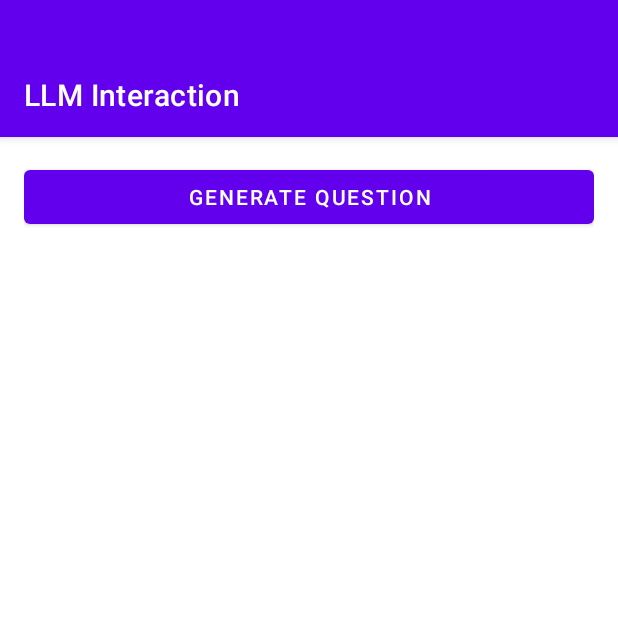
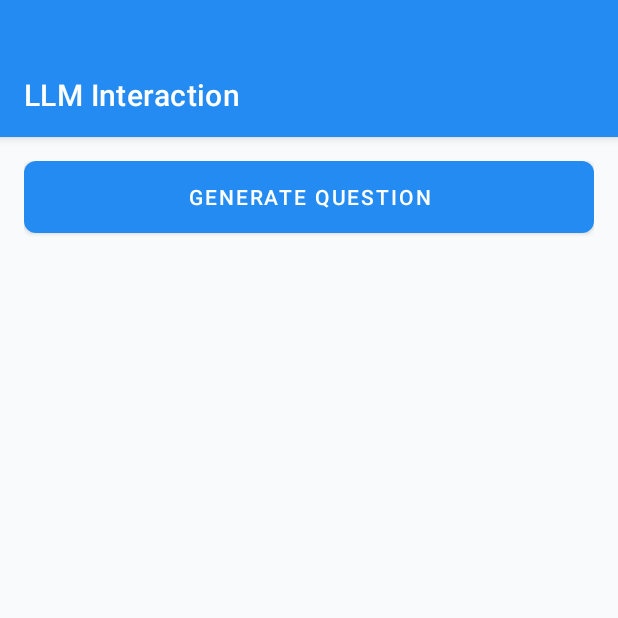
Before and after one commit to johnnie2701/smartlearning, an Android app: the fragment QuizFragment placed in its activity, on a phone screen of 412 x 824 dp, the top half of it. Run offline under Robolectric (Android 15) with nearby library versions, the phone set to English and light mode, and no system bars; 1 statement that could not run was skipped.

Commit message:
feat: updated theme, added resources

```diff
--- a/app/src/main/res/layout/activity_file_list.xml
+++ b/app/src/main/res/layout/activity_file_list.xml
@@ -21,10 +21,10 @@
                 android:id="@+id/toolbar_file_list"
                 android:layout_width="match_parent"
                 android:layout_height="?attr/actionBarSize"
-                android:background="?attr/colorPrimary"
+                android:background="@color/primary_blue"
                 app:title="Select a lesson"
                 app:titleTextColor="@android:color/white"
-                app:theme="@style/ToolbarTheme.WhiteText"/>
+                app:theme="@style/ToolbarTheme.BlueBackground"/>
 
         </com.google.android.material.appbar.AppBarLayout>
 
--- a/app/src/main/res/layout/activity_interaction.xml
+++ b/app/src/main/res/layout/activity_interaction.xml
@@ -15,9 +15,10 @@
             android:id="@+id/toolbar"
             android:layout_width="match_parent"
             android:layout_height="?attr/actionBarSize"
-            android:background="?attr/colorPrimary"
+            android:background="@color/primary_blue"
             app:title="LLM Interaction"
-            app:titleTextColor="@android:color/white">
+            app:titleTextColor="@android:color/white"
+            app:theme="@style/ToolbarTheme.BlueBackground">
 
             <Button
                 android:id="@+id/toggleModeButton"
--- a/app/src/main/res/layout/activity_receive_transcript.xml
+++ b/app/src/main/res/layout/activity_receive_transcript.xml
@@ -4,7 +4,7 @@
     android:layout_width="match_parent"
     android:layout_height="match_parent"
     android:orientation="vertical"
-    android:background="@color/white">
+    android:background="@color/slate_50">
 
     <!-- Toolbar -->
     <androidx.appcompat.widget.Toolbar
@@ -13,7 +13,7 @@
         android:layout_height="?attr/actionBarSize"
         android:background="@color/primary_blue"
         android:elevation="4dp"
-        android:theme="@style/ThemeOverlay.AppCompat.Dark.ActionBar"
+        app:theme="@style/ToolbarTheme.BlueBackground"
         app:popupTheme="@style/ThemeOverlay.AppCompat.Light" />
 
     <!-- Main Content -->
--- a/app/src/main/res/layout/file_list_item.xml
+++ b/app/src/main/res/layout/file_list_item.xml
@@ -20,7 +20,7 @@
         android:layout_weight="1"
         android:layout_height="wrap_content"
         android:textSize="16sp"
-        android:textColor="@color/black"
+        android:textColor="@color/text_primary"
         android:text="filename.txt" />
 
 </LinearLayout>
--- a/app/src/main/res/layout/fragment_chat.xml
+++ b/app/src/main/res/layout/fragment_chat.xml
@@ -24,7 +24,7 @@
         android:paddingTop="8dp"
         android:paddingLeft="8dp"
         android:paddingRight="8dp"
-        android:background="@android:color/white">
+        android:background="@color/white">
 
         <EditText
             android:id="@+id/inputEditText"
--- a/app/src/main/res/layout/fragment_quiz.xml
+++ b/app/src/main/res/layout/fragment_quiz.xml
@@ -16,7 +16,9 @@
             android:id="@+id/generateQuestionButton"
             android:layout_width="match_parent"
             android:layout_height="wrap_content"
-            android:text="Generate Question" />
+            android:text="Generate Question"
+            android:background="@drawable/button_primary_background"
+            android:textColor="@color/white" />
 
         <ProgressBar
             android:id="@+id/quizLoadingIndicator"
@@ -67,7 +69,9 @@
                 android:layout_width="match_parent"
                 android:layout_height="wrap_content"
                 android:layout_marginTop="8dp"
-                android:text="Submit Answer" />
+                android:text="Submit Answer"
+                android:background="@drawable/button_primary_background"
+                android:textColor="@color/white" />
         </LinearLayout>
 
 
--- a/app/src/main/res/values/themes.xml
+++ b/app/src/main/res/values/themes.xml
@@ -2,15 +2,22 @@
     <!-- Base application theme, forced to Light with no default Action Bar -->
     <style name="Theme.SmartLearning" parent="Theme.MaterialComponents.Light.NoActionBar">
         <!-- Primary brand color. -->
-        <item name="colorPrimary">@color/purple_500</item>
-        <item name="colorPrimaryVariant">@color/purple_700</item>
+        <item name="colorPrimary">@color/primary_blue</item>
+        <item name="colorPrimaryVariant">@color/primary_blue</item>
         <item name="colorOnPrimary">@color/white</item>
         <!-- Secondary brand color. -->
-        <item name="colorSecondary">@color/teal_200</item>
-        <item name="colorSecondaryVariant">@color/teal_700</item>
-        <item name="colorOnSecondary">@color/black</item>
+        <item name="colorSecondary">@color/button_secondary</item>
+        <item name="colorSecondaryVariant">@color/text_secondary</item>
+        <item name="colorOnSecondary">@color/text_primary</item>
         <!-- Status bar color. -->
-        <item name="android:statusBarColor" tools:targetApi="l">?attr/colorPrimaryVariant</item>
+        <item name="android:statusBarColor" tools:targetApi="l">@color/primary_blue</item>
+        <!-- Background colors -->
+        <item name="android:colorBackground">@color/slate_50</item>
+        <item name="colorSurface">@color/white</item>
+        <item name="colorOnSurface">@color/text_primary</item>
+        <!-- Text colors -->
+        <item name="android:textColorPrimary">@color/text_primary</item>
+        <item name="android:textColorSecondary">@color/text_secondary</item>
         <!-- Customize your theme here. -->
     </style>
 
@@ -25,6 +32,16 @@
         <item name="android:textColorHint">@color/white_hint</item> <!-- Should influence SearchView hint text -->
     </style>
 
+    <!-- Theme Overlay for a Toolbar with blue background -->
+    <style name="ToolbarTheme.BlueBackground" parent="ThemeOverlay.MaterialComponents.Dark.ActionBar">
+        <item name="android:background">@color/primary_blue</item>
+        <item name="android:textColorPrimary">@android:color/white</item>
+        <item name="android:textColorSecondary">@color/white_secondary</item>
+        <item name="colorControlNormal">@android:color/white</item>
+        <item name="android:editTextColor">@android:color/white</item>
+        <item name="android:textColorHint">@color/white_hint</item>
+    </style>
+
     <!-- Define custom colors if needed -->
     <color name="white_secondary">#E0E0E0</color> <!-- A slightly off-white for secondary text -->
     <color name="white_hint">#B0B0B0</color>    <!-- A lighter gray/white for hints -->
```
Also changed, not shown: app/src/main/assets/loading.json (added, +1 -0 lines), app/src/main/assets/studying.json (added, +1 -0 lines), app/src/main/res/layout/activity_display_text.xml (+6 -2 lines), 1 other file.
